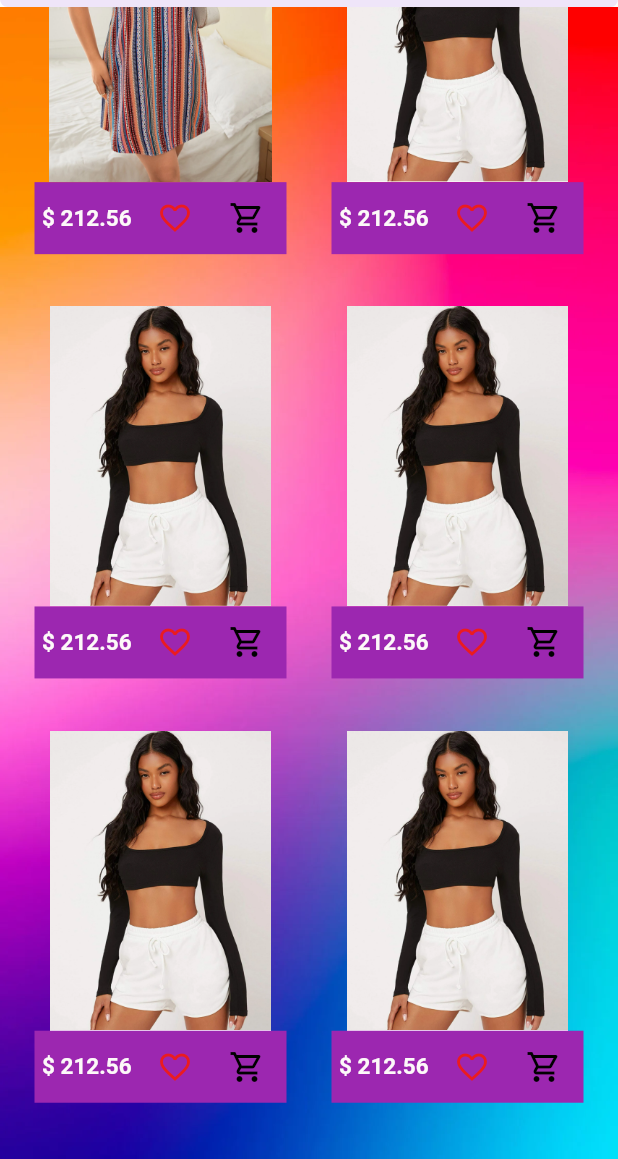
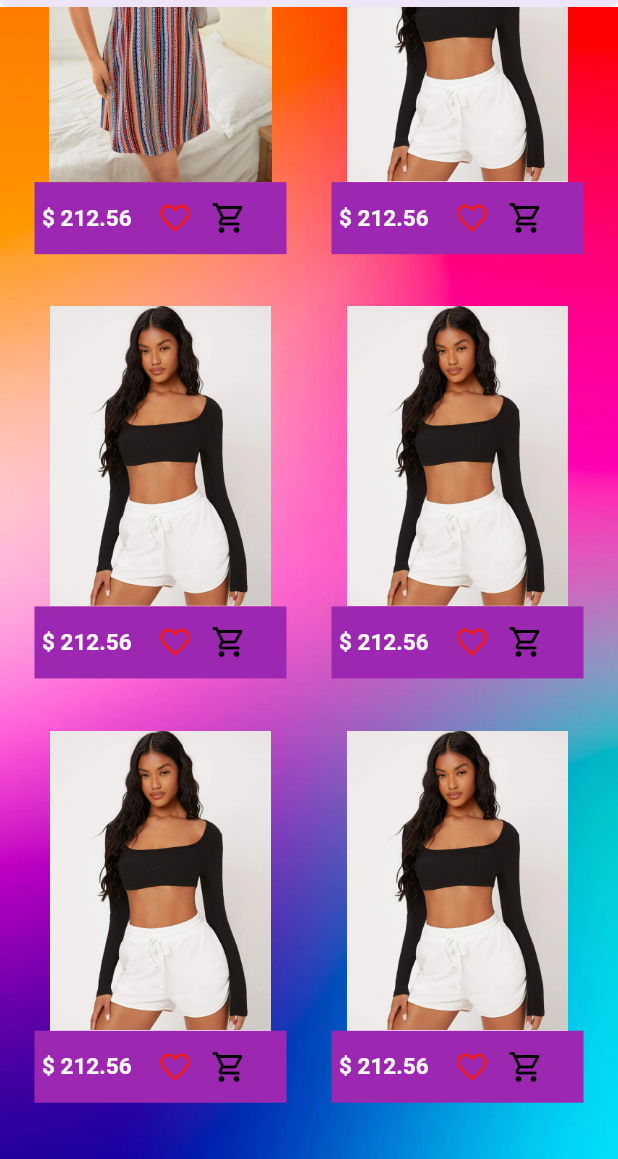
Before and after one commit to roxanaisadora/drawer_flutter, a Flutter app: the Homescreen screen opened directly, scrolled down 2441 dp, after a tap on the "shopping cart" icon, on a phone screen of 412 x 824 dp, the part 77-1236 px from its top. Run offline on Flutter 3.47's test engine with Material 2 defaults, Android fonts, the light colour scheme and no system bars; our stand-ins replace font_awesome_flutter, quickalert, rflutter_alert, shared_preferences; accounts and stored records are empty.

Commit message:
uptade home screen

```diff
--- a/lib/screens/homescreens.dart
+++ b/lib/screens/homescreens.dart
@@ -253,13 +253,12 @@ class Homescreen extends StatelessWidget {
 
 
                                       IconButton(onPressed: (){  Navigator.pushNamed(context, MyRoutes.rFavoritePage);
+                                      },
 
+                                      icon: const Icon(Icons.favorite_border_outlined,color: Color.fromARGB(255, 235, 27, 31),)),
 
-                                      }, icon: const Icon(Icons.favorite_border_outlined,color: Color.fromARGB(255, 235, 27, 31),)),
-                                       IconButton(onPressed: (){
-
-
-                                      }, icon: const Icon(Icons.shopping_cart_outlined,color: Colors.black,)),],
+                                      InkWell(onTap: (){ },
+                                       child: const Icon(Icons.shopping_cart_outlined,color: Colors.black,)),],
                                       ),
                                 )
 
```
